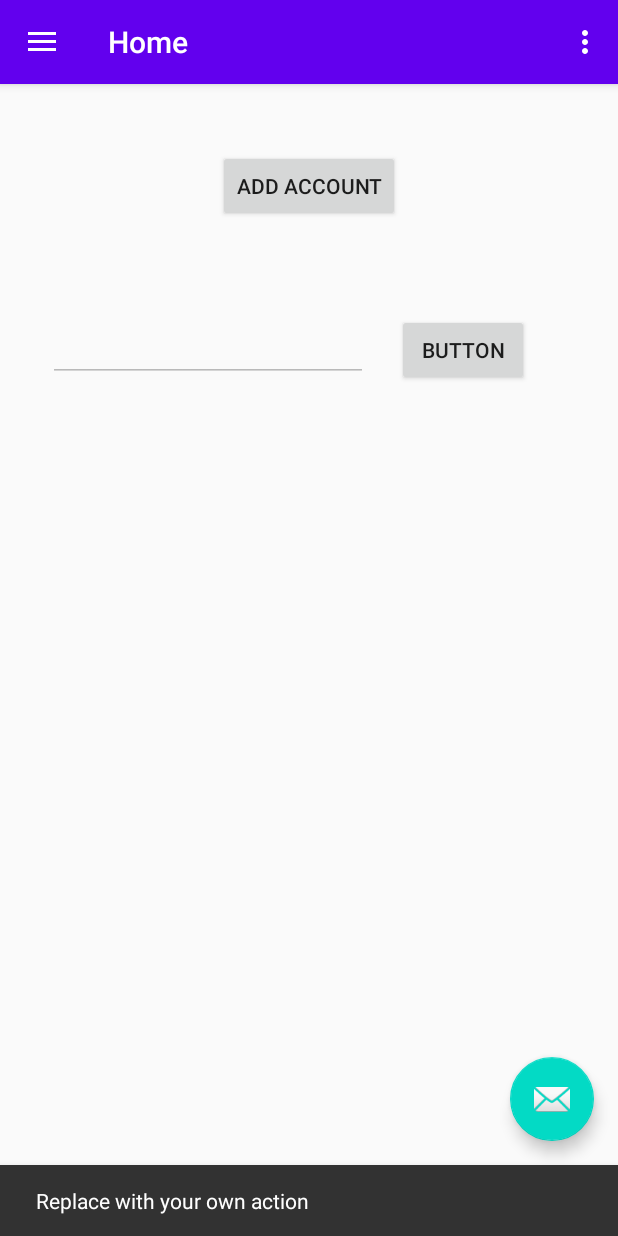
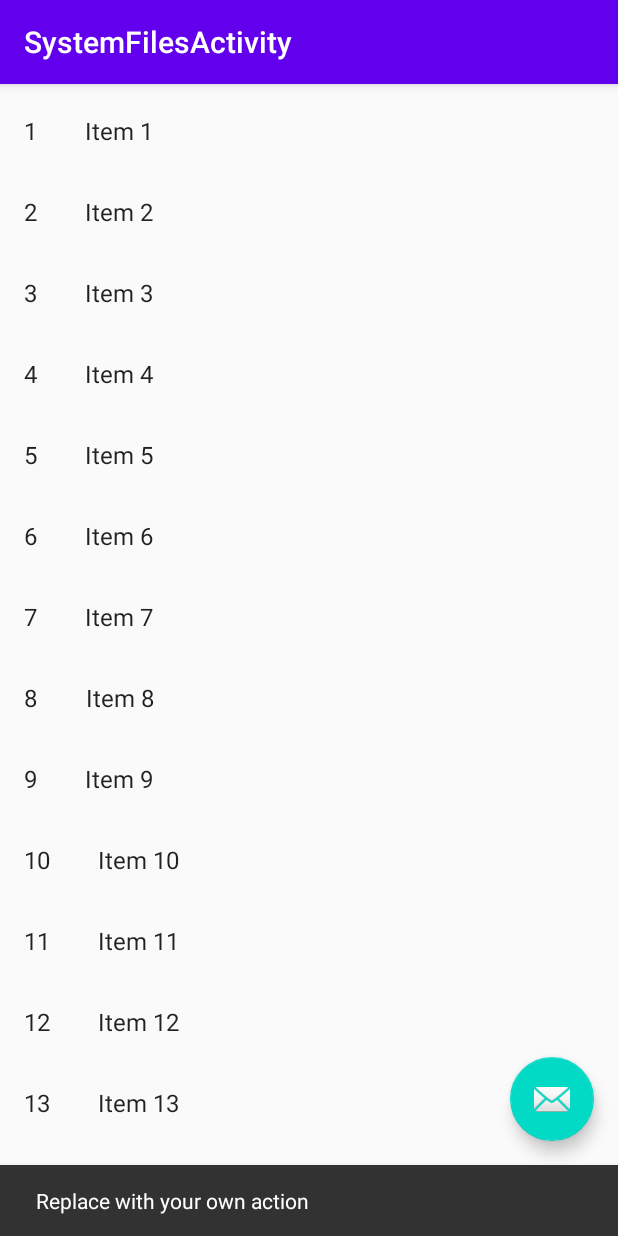
Before and after one commit to EduSFreitas/SyncFiles, an Android app: the screen it shows after launch (MainActivity before the commit, SystemFilesActivity after it), after a tap on an icon or button, on a phone screen of 412 x 824 dp. Run offline under Robolectric (Android 15) with nearby library versions, the phone set to English and light mode, and no system bars; our stand-ins replace Timber.

Commit message:
Add a simple fragment list

```diff
--- a/app/build.gradle
+++ b/app/build.gradle
@@ -50,6 +50,7 @@ dependencies {
     implementation 'androidx.lifecycle:lifecycle-extensions:2.0.0'
     implementation 'androidx.navigation:navigation-fragment-ktx:2.0.0'
     implementation 'androidx.navigation:navigation-ui-ktx:2.0.0'
+    implementation 'androidx.recyclerview:recyclerview:1.0.0'
     testImplementation 'junit:junit:4.12'
     androidTestImplementation 'androidx.test.ext:junit:1.1.1'
     androidTestImplementation 'androidx.test.espresso:espresso-core:3.2.0'
--- /dev/null
+++ b/app/src/main/java/com/rafalk/syncfiles/MySystemFileRecyclerViewAdapter.kt
@@ -0,0 +1,63 @@
+package com.rafalk.syncfiles
+
+import androidx.recyclerview.widget.RecyclerView
+import android.view.LayoutInflater
+import android.view.View
+import android.view.ViewGroup
+import android.widget.TextView
+
+
+import com.rafalk.syncfiles.SystemFilesListFragment.OnListFragmentInteractionListener
+import com.rafalk.syncfiles.dummy.DummyContent.DummyItem
+
+import kotlinx.android.synthetic.main.fragment_system_file.view.*
+
+/**
+ * [RecyclerView.Adapter] that can display a [DummyItem] and makes a call to the
+ * specified [OnListFragmentInteractionListener].
+ * TODO: Replace the implementation with code for your data type.
+ */
+class MySystemFileRecyclerViewAdapter(
+    private val mValues: List<DummyItem>,
+    private val mListener: OnListFragmentInteractionListener?
+) : RecyclerView.Adapter<MySystemFileRecyclerViewAdapter.ViewHolder>() {
+
+    private val mOnClickListener: View.OnClickListener
+
+    init {
+        mOnClickListener = View.OnClickListener { v ->
+            val item = v.tag as DummyItem
+            // Notify the active callbacks interface (the activity, if the fragment is attached to
+            // one) that an item has been selected.
+            mListener?.onListFragmentInteraction(item)
+        }
+    }
+
+    override fun onCreateViewHolder(parent: ViewGroup, viewType: Int): ViewHolder {
+        val view = LayoutInflater.from(parent.context)
+            .inflate(R.layout.fragment_system_file, parent, false)
+        return ViewHolder(view)
+    }
+
+    override fun onBindViewHolder(holder: ViewHolder, position: Int) {
+        val item = mValues[position]
+        holder.mIdView.text = item.id
+        holder.mContentView.text = item.content
+
+        with(holder.mView) {
+            tag = item
+            setOnClickListener(mOnClickListener)
+        }
+    }
+
+    override fun getItemCount(): Int = mValues.size
+
+    inner class ViewHolder(val mView: View) : RecyclerView.ViewHolder(mView) {
+        val mIdView: TextView = mView.item_number
+        val mContentView: TextView = mView.content
+
+        override fun toString(): String {
+            return super.toString() + " '" + mContentView.text + "'"
+        }
+    }
+}
--- /dev/null
+++ b/app/src/main/java/com/rafalk/syncfiles/SystemFilesActivity.kt
@@ -0,0 +1,29 @@
+package com.rafalk.syncfiles
+
+import android.os.Bundle
+import com.google.android.material.snackbar.Snackbar
+import androidx.appcompat.app.AppCompatActivity
+import com.rafalk.syncfiles.dummy.DummyContent
+import kotlinx.android.synthetic.main.activity_system_files.*
+import timber.log.Timber
+
+class SystemFilesActivity : AppCompatActivity(), SystemFilesListFragment.OnListFragmentInteractionListener {
+
+    override fun onCreate(savedInstanceState: Bundle?) {
+        super.onCreate(savedInstanceState)
+        Timber.plant(Timber.DebugTree());
+        setContentView(R.layout.activity_system_files)
+        setSupportActionBar(toolbar)
+
+        fab.setOnClickListener { view ->
+            Snackbar.make(view, "Replace with your own action", Snackbar.LENGTH_LONG)
+                .setAction("Action", null).show()
+        }
+    }
+
+    override fun onListFragmentInteraction(item: DummyContent.DummyItem?) {
+//        TODO("Not yet implemented")
+        Timber.d("Clicked ${item?.id}")
+    }
+
+}
--- /dev/null
+++ b/app/src/main/java/com/rafalk/syncfiles/SystemFilesListFragment.kt
@@ -0,0 +1,99 @@
+package com.rafalk.syncfiles
+
+import android.content.Context
+import android.os.Bundle
+import androidx.fragment.app.Fragment
+import androidx.recyclerview.widget.RecyclerView
+import android.view.LayoutInflater
+import android.view.View
+import android.view.ViewGroup
+import androidx.recyclerview.widget.GridLayoutManager
+import androidx.recyclerview.widget.LinearLayoutManager
+import com.rafalk.syncfiles.dummy.DummyContent
+
+import com.rafalk.syncfiles.dummy.DummyContent.DummyItem
+
+/**
+ * A fragment representing a list of Items.
+ * Activities containing this fragment MUST implement the
+ * [SystemFilesListFragment.OnListFragmentInteractionListener] interface.
+ */
+class SystemFilesListFragment : Fragment() {
+
+    // TODO: Customize parameters
+    private var columnCount = 1
+
+    private var listener: OnListFragmentInteractionListener? = null
+
+    override fun onCreate(savedInstanceState: Bundle?) {
+        super.onCreate(savedInstanceState)
+
+        arguments?.let {
+            columnCount = it.getInt(ARG_COLUMN_COUNT)
+        }
+    }
+
+    override fun onCreateView(
+        inflater: LayoutInflater, container: ViewGroup?,
+        savedInstanceState: Bundle?
+    ): View? {
+        val view = inflater.inflate(R.layout.fragment_system_files_list, container, false)
+
+        // Set the adapter
+        if (view is RecyclerView) {
+            with(view) {
+                layoutManager = when {
+                    columnCount <= 1 -> LinearLayoutManager(context)
+                    else -> GridLayoutManager(context, columnCount)
+                }
+                adapter = MySystemFileRecyclerViewAdapter(DummyContent.ITEMS, listener)
+            }
+        }
+        return view
+    }
+
+    override fun onAttach(context: Context) {
+        super.onAttach(context)
+        if (context is OnListFragmentInteractionListener) {
+            listener = context
+        } else {
+            throw RuntimeException(context.toString() + " must implement OnListFragmentInteractionListener")
+        }
+    }
+
+    override fun onDetach() {
+        super.onDetach()
+        listener = null
+    }
+
+    /**
+     * This interface must be implemented by activities that contain this
+     * fragment to allow an interaction in this fragment to be communicated
+     * to the activity and potentially other fragments contained in that
+     * activity.
+     *
+     *
+     * See the Android Training lesson
+     * [Communicating with Other Fragments](http://developer.android.com/training/basics/fragments/communicating.html)
+     * for more information.
+     */
+    interface OnListFragmentInteractionListener {
+        // TODO: Update argument type and name
+        fun onListFragmentInteraction(item: DummyItem?)
+    }
+
+    companion object {
+
+        // TODO: Customize parameter argument names
+        const val ARG_COLUMN_COUNT = "column-count"
+
+        // TODO: Customize parameter initialization
+        @JvmStatic
+        fun newInstance(columnCount: Int) =
+            SystemFilesListFragment().apply {
+                arguments = Bundle().apply {
+                    putInt(ARG_COLUMN_COUNT, columnCount)
+                }
+            }
+    }
+}
--- /dev/null
+++ b/app/src/main/java/com/rafalk/syncfiles/dummy/DummyContent.kt
@@ -0,0 +1,57 @@
+package com.rafalk.syncfiles.dummy
+
+import java.util.ArrayList
+import java.util.HashMap
+
+/**
+ * Helper class for providing sample content for user interfaces created by
+ * Android template wizards.
+ *
+ * TODO: Replace all uses of this class before publishing your app.
+ */
+object DummyContent {
+
+    /**
+     * An array of sample (dummy) items.
+     */
+    val ITEMS: MutableList<DummyItem> = ArrayList()
+
+    /**
+     * A map of sample (dummy) items, by ID.
+     */
+    val ITEM_MAP: MutableMap<String, DummyItem> = HashMap()
+
+    private val COUNT = 25
+
+    init {
+        // Add some sample items.
+        for (i in 1..COUNT) {
+            addItem(createDummyItem(i))
+        }
+    }
+
+    private fun addItem(item: DummyItem) {
+        ITEMS.add(item)
+        ITEM_MAP.put(item.id, item)
+    }
+
+    private fun createDummyItem(position: Int): DummyItem {
+        return DummyItem(position.toString(), "Item " + position, makeDetails(position))
+    }
+
+    private fun makeDetails(position: Int): String {
+        val builder = StringBuilder()
+        builder.append("Details about Item: ").append(position)
+        for (i in 0..position - 1) {
+            builder.append("\nMore details information here.")
+        }
+        return builder.toString()
+    }
+
+    /**
+     * A dummy item representing a piece of content.
+     */
+    data class DummyItem(val id: String, val content: String, val details: String) {
+        override fun toString(): String = content
+    }
+}
--- /dev/null
+++ b/app/src/main/res/layout/activity_system_files.xml
@@ -0,0 +1,33 @@
+<?xml version="1.0" encoding="utf-8"?>
+<androidx.coordinatorlayout.widget.CoordinatorLayout xmlns:android="http://schemas.android.com/apk/res/android"
+    xmlns:app="http://schemas.android.com/apk/res-auto"
+    xmlns:tools="http://schemas.android.com/tools"
+    android:layout_width="match_parent"
+    android:layout_height="match_parent"
+    tools:context=".SystemFilesActivity">
+
+    <com.google.android.material.appbar.AppBarLayout
+        android:layout_width="match_parent"
+        android:layout_height="wrap_content"
+        android:theme="@style/AppTheme.AppBarOverlay">
+
+        <androidx.appcompat.widget.Toolbar
+            android:id="@+id/toolbar"
+            android:layout_width="match_parent"
+            android:layout_height="?attr/actionBarSize"
+            android:background="?attr/colorPrimary"
+            app:popupTheme="@style/AppTheme.PopupOverlay" />
+
+    </com.google.android.material.appbar.AppBarLayout>
+
+    <include layout="@layout/content_system_files" />
+
+    <com.google.android.material.floatingactionbutton.FloatingActionButton
+        android:id="@+id/fab"
+        android:layout_width="wrap_content"
+        android:layout_height="wrap_content"
+        android:layout_gravity="bottom|end"
+        android:layout_margin="@dimen/fab_margin"
+        app:srcCompat="@android:drawable/ic_dialog_email" />
+
+</androidx.coordinatorlayout.widget.CoordinatorLayout>
--- /dev/null
+++ b/app/src/main/res/layout/content_system_files.xml
@@ -0,0 +1,17 @@
+<?xml version="1.0" encoding="utf-8"?>
+<androidx.constraintlayout.widget.ConstraintLayout xmlns:android="http://schemas.android.com/apk/res/android"
+    xmlns:app="http://schemas.android.com/apk/res-auto"
+    xmlns:tools="http://schemas.android.com/tools"
+    android:layout_width="match_parent"
+    android:layout_height="match_parent"
+    app:layout_behavior="@string/appbar_scrolling_view_behavior">
+
+    <fragment
+        android:id="@+id/fragment"
+        android:name="com.rafalk.syncfiles.SystemFilesListFragment"
+        android:layout_width="wrap_content"
+        android:layout_height="wrap_content"
+        android:layout_marginTop="4dp"
+        app:layout_constraintStart_toStartOf="parent"
+        app:layout_constraintTop_toTopOf="parent" />
+</androidx.constraintlayout.widget.ConstraintLayout>
--- /dev/null
+++ b/app/src/main/res/layout/fragment_system_file.xml
@@ -0,0 +1,20 @@
+<?xml version="1.0" encoding="utf-8"?>
+<LinearLayout xmlns:android="http://schemas.android.com/apk/res/android"
+    android:layout_width="wrap_content"
+    android:layout_height="wrap_content"
+    android:orientation="horizontal">
+
+    <TextView
+        android:id="@+id/item_number"
+        android:layout_width="wrap_content"
+        android:layout_height="wrap_content"
+        android:layout_margin="@dimen/text_margin"
+        android:textAppearance="?attr/textAppearanceListItem" />
+
+    <TextView
+        android:id="@+id/content"
+        android:layout_width="wrap_content"
+        android:layout_height="wrap_content"
+        android:layout_margin="@dimen/text_margin"
+        android:textAppearance="?attr/textAppearanceListItem" />
+</LinearLayout>
--- /dev/null
+++ b/app/src/main/res/layout/fragment_system_files_list.xml
@@ -0,0 +1,13 @@
+<?xml version="1.0" encoding="utf-8"?>
+<androidx.recyclerview.widget.RecyclerView xmlns:android="http://schemas.android.com/apk/res/android"
+    xmlns:app="http://schemas.android.com/apk/res-auto"
+    xmlns:tools="http://schemas.android.com/tools"
+    android:id="@+id/list"
+    android:name="com.rafalk.syncfiles.SystemFilesListFragment"
+    android:layout_width="match_parent"
+    android:layout_height="match_parent"
+    android:layout_marginLeft="16dp"
+    android:layout_marginRight="16dp"
+    app:layoutManager="LinearLayoutManager"
+    tools:context=".SystemFilesListFragment"
+    tools:listitem="@layout/fragment_system_file" />
--- a/app/src/main/res/values/dimens.xml
+++ b/app/src/main/res/values/dimens.xml
@@ -5,4 +5,5 @@
     <dimen name="nav_header_vertical_spacing">8dp</dimen>
     <dimen name="nav_header_height">176dp</dimen>
     <dimen name="fab_margin">16dp</dimen>
+    <dimen name="text_margin">16dp</dimen>
 </resources>
--- a/app/src/main/res/values/strings.xml
+++ b/app/src/main/res/values/strings.xml
@@ -13,4 +13,13 @@
 
     <string name="home_second">Home Second</string>
     <string name="add_account">Add account</string>
+    <string name="title_activity_system_files">SystemFilesActivity</string>
+    <!-- Strings used for fragments for navigation -->
+    <string name="first_fragment_label">First Fragment</string>
+    <string name="second_fragment_label">Second Fragment</string>
+    <string name="next">Next</string>
+    <string name="previous">Previous</string>
+
+    <string name="hello_first_fragment">Hello first fragment</string>
+    <string name="hello_second_fragment">Hello second fragment. Arg: %1$s</string>
 </resources>
```
Also changed, not shown: app/src/main/AndroidManifest.xml (+9 -3 lines).
